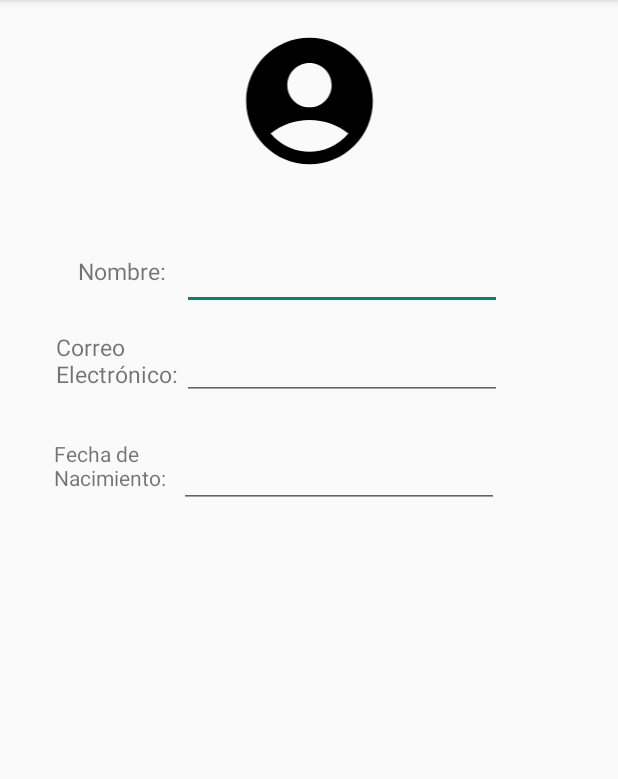
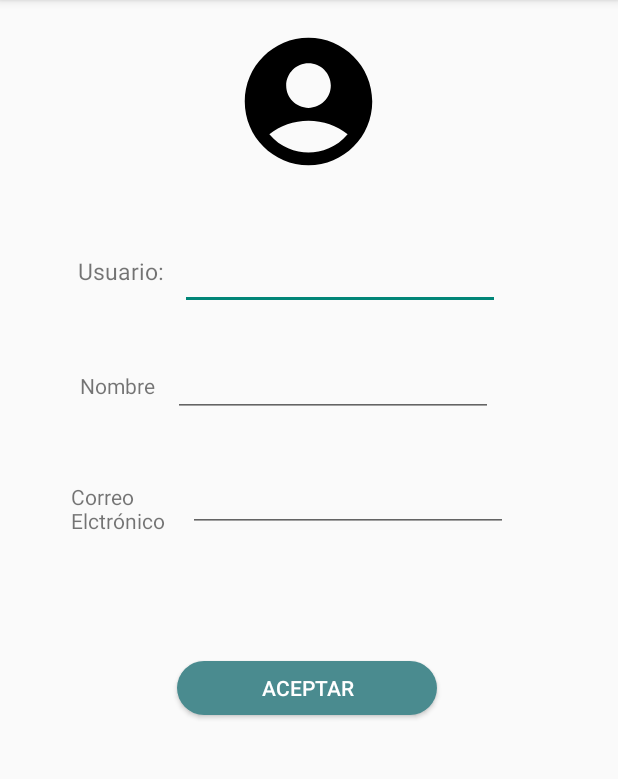
Before and after one commit to Pabloluma/MarvelDetails, an Android app: the account screen opened directly, with no data from a screen before it, on a phone screen of 412 x 824 dp, the part 84-863 px from its top. Run offline under Robolectric (Android 15) with nearby library versions, the phone set to English and light mode, and no system bars; our stand-ins replace Firebase (no records; nobody signed in at launch, a user with empty details on screens opened directly); 1 statement that could not run was skipped.

```diff
--- a/app/src/main/java/com/pablo/trabajofingrado/account.java
+++ b/app/src/main/java/com/pablo/trabajofingrado/account.java
@@ -1,14 +1,128 @@
 package com.pablo.trabajofingrado;
 
+import androidx.annotation.NonNull;
+import androidx.annotation.Nullable;
 import androidx.appcompat.app.AppCompatActivity;
 
+import android.content.Intent;
+import android.net.Uri;
 import android.os.Bundle;
+import android.view.View;
+import android.widget.Button;
+import android.widget.EditText;
+import android.widget.ImageView;
+import android.widget.Toast;
+
+import com.google.android.gms.tasks.OnFailureListener;
+import com.google.android.gms.tasks.OnSuccessListener;
+import com.google.firebase.database.DataSnapshot;
+import com.google.firebase.database.DatabaseError;
+import com.google.firebase.database.DatabaseReference;
+import com.google.firebase.database.FirebaseDatabase;
+import com.google.firebase.database.Query;
+import com.google.firebase.database.ValueEventListener;
+import com.google.firebase.storage.FirebaseStorage;
+import com.google.firebase.storage.StorageReference;
+import com.google.firebase.storage.UploadTask;
+
+import java.util.HashMap;
 
 public class account extends AppCompatActivity {
+    DatabaseReference db;
+    String usename = "";
+    String name = "";
+    String mail = "";
+    EditText usuario;
+    ImageView imageView;
+    EditText nombre;
+    EditText correo;
+    Button boton;
+    int PICK_IMAGE_REQUEST = 1;
+    FirebaseStorage mStorage;
+    StorageReference storageRef;
 
     @Override
     protected void onCreate(Bundle savedInstanceState) {
         super.onCreate(savedInstanceState);
         setContentView(R.layout.activity_account);
+        db = FirebaseDatabase.getInstance().getReference("Usuarios");
+        usuario = findViewById(R.id.usufield);
+        nombre = findViewById(R.id.nombrefield);
+        correo = findViewById(R.id.correofield);
+        imageView = findViewById(R.id.imPerfil);
+        boton = findViewById(R.id.botonAcept);
+        mStorage = FirebaseStorage.getInstance();
+        storageRef = mStorage.getReference().child("FotoUsuario");
+        Bundle bundle = getIntent().getExtras();
+        String nomUsu = bundle.getString("usuario");
+        Query query = db.orderByChild("username").equalTo(nomUsu);
+        query.addListenerForSingleValueEvent(new ValueEventListener() {
+            @Override
+            public void onDataChange(@NonNull DataSnapshot snapshot) {
+                for(DataSnapshot dataSnapshot: snapshot.getChildren()){
+                    usename = dataSnapshot.child("username").getValue().toString();
+                    name = dataSnapshot.child("nombre").getValue().toString();
+                    mail = dataSnapshot.child("email").getValue().toString();
+                    usuario.setText(usename);
+                    nombre.setText(name);
+                    correo.setText(mail);
+                }
+            }
+
+            @Override
+            public void onCancelled(@NonNull DatabaseError error) {
+
+            }
+        });
+
+        boton.setOnClickListener(new View.OnClickListener() {
+            @Override
+            public void onClick(View v) {
+                finish();
+            }
+        });
+        imageView.setOnClickListener(new View.OnClickListener() {
+            @Override
+            public void onClick(View v) {
+                Intent intent = new Intent(Intent.ACTION_PICK);
+                intent.setType("image/*");
+                startActivityForResult(Intent.createChooser(intent, "Seleccionar imagen"), PICK_IMAGE_REQUEST);
+            }
+        });
+
+    }
+    @Override
+    protected void onActivityResult(int requestCode, int resultCode, @Nullable Intent data) {
+        super.onActivityResult(requestCode, resultCode, data);
+        if(requestCode == PICK_IMAGE_REQUEST && resultCode == RESULT_OK && data != null && data.getData() != null ){
+            Uri uri = data.getData();
+            StorageReference filepath = storageRef.child(uri.getLastPathSegment());
+
+
+            filepath.putFile(uri).addOnSuccessListener(taskSnapshot -> filepath.getDownloadUrl().addOnSuccessListener(uri1 -> {
+                HashMap<String, String> hashMap = new HashMap<>();
+                hashMap.put("link",String.valueOf(uri1));
+                System.out.println(hashMap);
+
+
+
+
+
+            }));
+            filepath.putFile(uri).addOnSuccessListener(new OnSuccessListener<UploadTask.TaskSnapshot>() {
+                @Override
+                public void onSuccess(UploadTask.TaskSnapshot taskSnapshot) {
+                    Toast.makeText(account.this, "Imagen subida", Toast.LENGTH_SHORT).show();
+                }
+            }).addOnFailureListener(new OnFailureListener() {
+                @Override
+                public void onFailure(@NonNull Exception e) {
+                    //Error al cargar la imagen
+                    Toast.makeText(account.this, "error", Toast.LENGTH_SHORT).show();
+
+                }
+            });
+        }
+
     }
 }
--- a/app/src/main/java/com/pablo/trabajofingrado/temaspelisGoogle.java
+++ b/app/src/main/java/com/pablo/trabajofingrado/temaspelisGoogle.java
@@ -154,6 +154,13 @@ public class temaspelisGoogle extends AppCompatActivity {
             public boolean onNavigationItemSelected(@NonNull MenuItem item) {
                 switch (item.getItemId()){
                     case R.id.nombre:
+                        Intent intent2 = getIntent();
+                        int opcion = intent2.getIntExtra("opcion", -1);
+                        if(opcion == 2){
+                            Intent in = new Intent(getApplicationContext(), account.class);
+                            in.putExtra("usuario",nombre);
+                            startActivity(in);
+                        }
                         break;
 
                     case R.id.ajustes:
--- a/app/src/main/res/layout/activity_account.xml
+++ b/app/src/main/res/layout/activity_account.xml
@@ -6,22 +6,11 @@
     android:layout_height="match_parent"
     tools:context=".account">
 
-    <ImageView
-        android:id="@+id/imPerfil"
-        android:layout_width="191dp"
-        android:layout_height="101dp"
-        app:layout_constraintBottom_toBottomOf="parent"
-        app:layout_constraintEnd_toEndOf="parent"
-        app:layout_constraintStart_toStartOf="parent"
-        app:layout_constraintTop_toTopOf="parent"
-        app:layout_constraintVertical_bias="0.025"
-        app:srcCompat="@drawable/baseline_account_circle_24" />
-
     <TextView
-        android:id="@+id/tNombre"
+        android:id="@+id/tNombreUsu"
         android:layout_width="wrap_content"
         android:layout_height="wrap_content"
-        android:text="Nombre:"
+        android:text="Usuario:"
         android:textSize="15sp"
         app:layout_constraintBottom_toBottomOf="parent"
         app:layout_constraintEnd_toEndOf="parent"
@@ -31,7 +20,7 @@
         app:layout_constraintVertical_bias="0.228" />
 
     <EditText
-        android:id="@+id/editTextTextPersonName"
+        android:id="@+id/usufield"
         android:layout_width="wrap_content"
         android:layout_height="wrap_content"
         android:ems="10"
@@ -40,62 +29,89 @@
         app:layout_constraintBottom_toBottomOf="parent"
         app:layout_constraintEnd_toEndOf="parent"
         app:layout_constraintHorizontal_bias="0.12"
-        app:layout_constraintStart_toEndOf="@+id/tNombre"
+        app:layout_constraintStart_toEndOf="@+id/tNombreUsu"
         app:layout_constraintTop_toTopOf="parent"
         app:layout_constraintVertical_bias="0.22"
         tools:ignore="SpeakableTextPresentCheck" />
 
     <TextView
-        android:id="@+id/tcorreo"
-        android:layout_width="84dp"
-        android:layout_height="44dp"
-        android:text="Correo Electrónico:"
-        android:textSize="15sp"
+        android:id="@+id/textView"
+        android:layout_width="wrap_content"
+        android:layout_height="wrap_content"
+        android:text="Nombre"
         app:layout_constraintBottom_toBottomOf="parent"
         app:layout_constraintEnd_toEndOf="parent"
-        app:layout_constraintHorizontal_bias="0.113"
+        app:layout_constraintHorizontal_bias="0.147"
+        app:layout_constraintStart_toStartOf="parent"
+        app:layout_constraintTop_toBottomOf="@+id/tNombreUsu"
+        app:layout_constraintVertical_bias="0.101" />
+
+    <EditText
+        android:id="@+id/nombrefield"
+        android:layout_width="wrap_content"
+        android:layout_height="wrap_content"
+        android:layout_marginStart="12dp"
+        android:ems="10"
+        android:inputType="textPersonName"
+        app:layout_constraintBottom_toBottomOf="parent"
+        app:layout_constraintEnd_toEndOf="parent"
+        app:layout_constraintHorizontal_bias="0.0"
+        app:layout_constraintStart_toEndOf="@+id/textView"
+        app:layout_constraintTop_toBottomOf="@+id/usufield"
+        app:layout_constraintVertical_bias="0.051" />
+
+    <com.google.android.material.imageview.ShapeableImageView
+        android:id="@+id/imPerfil"
+        android:layout_width="97dp"
+        android:layout_height="102dp"
+        android:scaleType="centerCrop"
+        app:shapeAppearanceOverlay="@style/rounded"
+        app:layout_constraintBottom_toBottomOf="parent"
+        app:layout_constraintEnd_toEndOf="parent"
+        app:layout_constraintHorizontal_bias="0.498"
         app:layout_constraintStart_toStartOf="parent"
         app:layout_constraintTop_toTopOf="parent"
-        app:layout_constraintVertical_bias="0.305" />
+        app:layout_constraintVertical_bias="0.025"
+        android:src="@drawable/ic_baseline_account_circle_24" />
+
+    <TextView
+        android:id="@+id/textView4"
+        android:layout_width="68dp"
+        android:layout_height="37dp"
+        android:text="Correo Elctrónico"
+        app:layout_constraintBottom_toBottomOf="parent"
+        app:layout_constraintEnd_toEndOf="parent"
+        app:layout_constraintHorizontal_bias="0.138"
+        app:layout_constraintStart_toStartOf="parent"
+        app:layout_constraintTop_toBottomOf="@+id/textView"
+        app:layout_constraintVertical_bias="0.118" />
 
     <EditText
-        android:id="@+id/editCorreo"
+        android:id="@+id/correofield"
         android:layout_width="wrap_content"
         android:layout_height="wrap_content"
         android:ems="10"
         android:inputType="textPersonName"
-        android:minHeight="48dp"
         app:layout_constraintBottom_toBottomOf="parent"
         app:layout_constraintEnd_toEndOf="parent"
-        app:layout_constraintHorizontal_bias="0.0"
-        app:layout_constraintStart_toEndOf="@+id/tcorreo"
-        app:layout_constraintTop_toBottomOf="@+id/editTextTextPersonName"
-        app:layout_constraintVertical_bias="0.024"
-        tools:ignore="SpeakableTextPresentCheck" />
+        app:layout_constraintHorizontal_bias="0.117"
+        app:layout_constraintStart_toEndOf="@+id/textView4"
+        app:layout_constraintTop_toBottomOf="@+id/nombrefield"
+        app:layout_constraintVertical_bias="0.071" />
 
-    <TextView
-        android:id="@+id/tFecha"
-        android:layout_width="75dp"
-        android:layout_height="46dp"
-        android:layout_marginStart="36dp"
-        android:layout_marginTop="28dp"
-        android:text="Fecha de Nacimiento:"
+    <Button
+        android:id="@+id/botonAcept"
+        android:layout_width="173dp"
+        android:layout_height="36dp"
+        android:layout_gravity="center"
+        android:background="@drawable/button_main"
+        android:text="ACEPTAR"
+        android:textColor="@color/white"
         app:layout_constraintBottom_toBottomOf="parent"
+        app:layout_constraintEnd_toEndOf="parent"
+        app:layout_constraintHorizontal_bias="0.495"
         app:layout_constraintStart_toStartOf="parent"
-        app:layout_constraintTop_toBottomOf="@+id/tcorreo"
-        app:layout_constraintVertical_bias="0.0" />
-
-    <EditText
-        android:id="@+id/editFecha"
-        android:layout_width="wrap_content"
-        android:layout_height="wrap_content"
-        android:layout_marginStart="8dp"
-        android:ems="10"
-        android:inputType="date"
-        app:layout_constraintBottom_toBottomOf="parent"
-        app:layout_constraintStart_toEndOf="@+id/tFecha"
-        app:layout_constraintTop_toBottomOf="@+id/editCorreo"
-        app:layout_constraintVertical_bias="0.058"
-        tools:ignore="MissingConstraints" />
+        app:layout_constraintTop_toTopOf="parent"
+        app:layout_constraintVertical_bias="0.602" />
 
 </androidx.constraintlayout.widget.ConstraintLayout>
--- a/app/src/main/res/values/themes.xml
+++ b/app/src/main/res/values/themes.xml
@@ -16,4 +16,8 @@
     <style name="AlertDialogTheme" parent="Theme.AppCompat.DayNight.Dialog.Alert">
         <item name="android:windowAnimationStyle">@android:style/Animation.Dialog</item>
     </style>
+    <style name="rounded">
+        <item name="cornerFamily">rounded</item>
+        <item name="cornerSize">50%</item>
+    </style>
 </resources>
```
